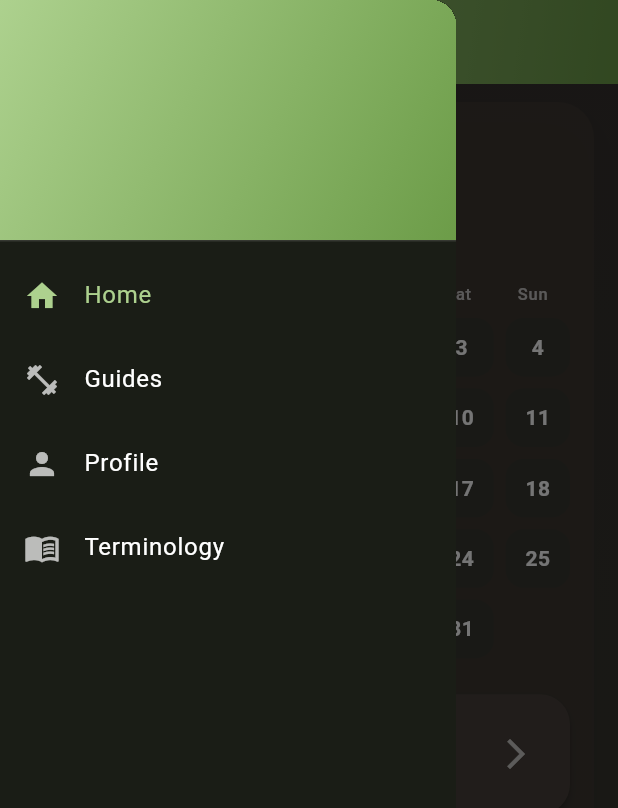
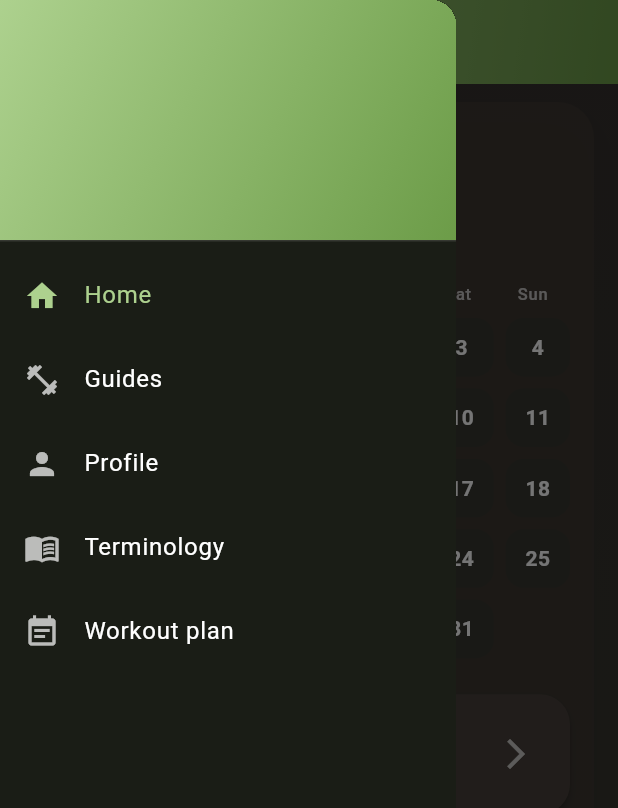
Before and after one commit to igodip/calisthenics-app, a Flutter app: the HomePage screen opened directly with empty values, with the side drawer open, on a phone screen of 412 x 824 dp. Shown: the top 808 px of the screen. Run offline on Flutter 3.47's test engine with Material 3 defaults, Android fonts, the phone set to English and light mode, and no system bars; our stand-ins replace app_links, shared_preferences, supabase_flutter; accounts and stored records are empty.

Commit message:
Add workout plan to navigation menu

```diff
--- a/lib/pages/main.dart
+++ b/lib/pages/main.dart
@@ -8,6 +8,7 @@ import '../l10n/app_localizations.dart';
 import 'exercise_guides.dart';
 import 'home_content.dart';
 import 'login.dart';
+import 'workout_plan_page.dart';
 
 class AuthGate extends StatelessWidget {
   const AuthGate({super.key});
@@ -79,7 +80,8 @@ class _HomePageState extends State<HomePage> {
       const HomeContent(),
       const ExerciseGuidesPage(),
       const ProfilePage(),
-      const TerminologiaPage()
+      const TerminologiaPage(),
+      const WorkoutPlanPage(),
     ];
 
     return Scaffold(
@@ -174,6 +176,17 @@ class _HomePageState extends State<HomePage> {
                   Navigator.pop(context);
                 },
               ),
+              ListTile(
+                leading: const Icon(Icons.event_note),
+                title: Text(l10n.workoutPlanTitle),
+                selected: selectedIndex == 4,
+                onTap: () {
+                  setState(() {
+                    selectedIndex = 4;
+                  });
+                  Navigator.pop(context);
+                },
+              ),
             ],
           ),
         ),
```
